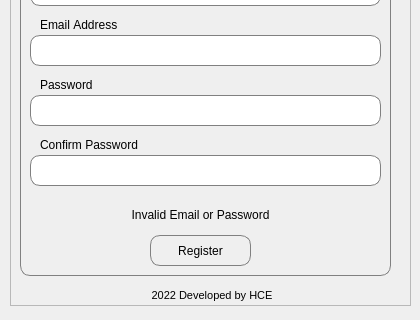
Old version of the form forms/signup.ui in the repository GeraldHolt/django-pyqt; both pictures show x 0 to 420 and y 275 to 595 of the 420 by 595 pixel window.
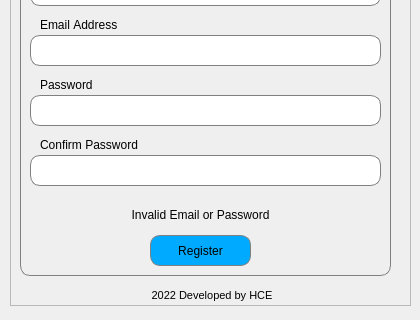
New version of the form. Icons and pictures are not drawn.

What changed in the file:
```diff
--- a/forms/signup.ui
+++ b/forms/signup.ui
@@ -231,15 +231,11 @@
       <string notr="true">   QPushButton {
          border: 1px solid gray;
          border-radius: 10px;
-		 background-color: qlineargradient(x1: 0, y1: 0, x2: 0, y2: 1,
-                                           stop: 0 #f6f7fa, stop: 1 rgb(0, 0, 223) );
+		 background-color:  rgb(0, 170, 255);
 
      }
 
- QPushButton:pressed {
-         background-color: qlineargradient(x1: 0, y1: 0, x2: 0, y2: 1,
-                                           stop: 0 #dadbde, stop: 1 #f6f7fa);
-     }</string>
+ </string>
      </property>
      <property name="text">
       <string>Register</string>
```
Left out of the diff: 2 changed lines with no effect on the pictures.
